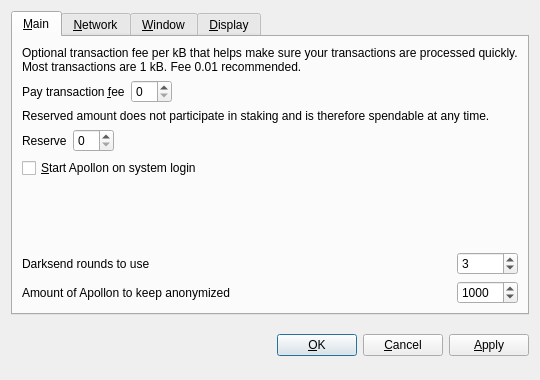
Above: src/qt/forms/optionsdialog.ui from Qwoyn/Qwoyn_MN before the change. Below: the same form after it.
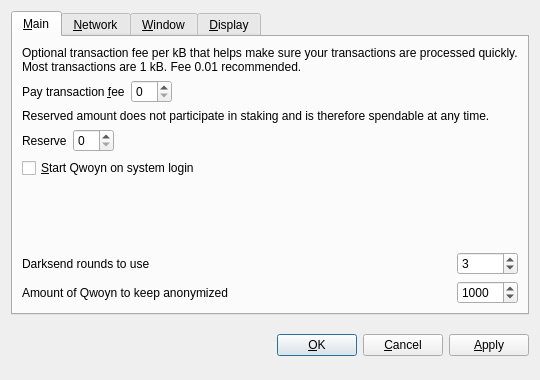
That is the form after the change. Custom widgets are drawn as their Qt base class.

What changed in the file:
```diff
--- a/src/qt/forms/optionsdialog.ui
+++ b/src/qt/forms/optionsdialog.ui
@@ -128,7 +128,7 @@
           <string>Automatically start Apollon after logging in to the system.</string>
          </property>
          <property name="text">
-          <string>&amp;Start Apollon on system login</string>
+          <string>&amp;Start Qwoyn on system login</string>
          </property>
         </widget>
        </item>
@@ -186,7 +186,7 @@
           <string notr="true"/>
          </property>
          <property name="text">
-          <string>Amount of Apollon to keep anonymized</string>
+          <string>Amount of Qwoyn to keep anonymized</string>
          </property>
         </widget>
        </item>
```
Left out of the diff: 10 changed lines with no effect on the pictures.
